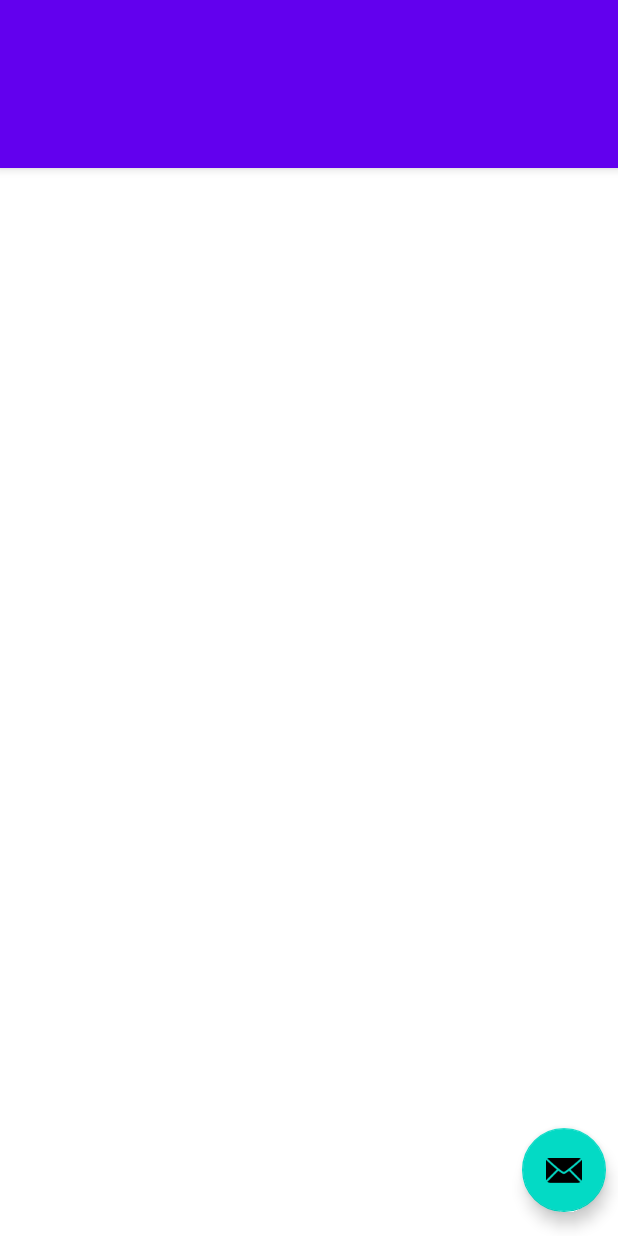
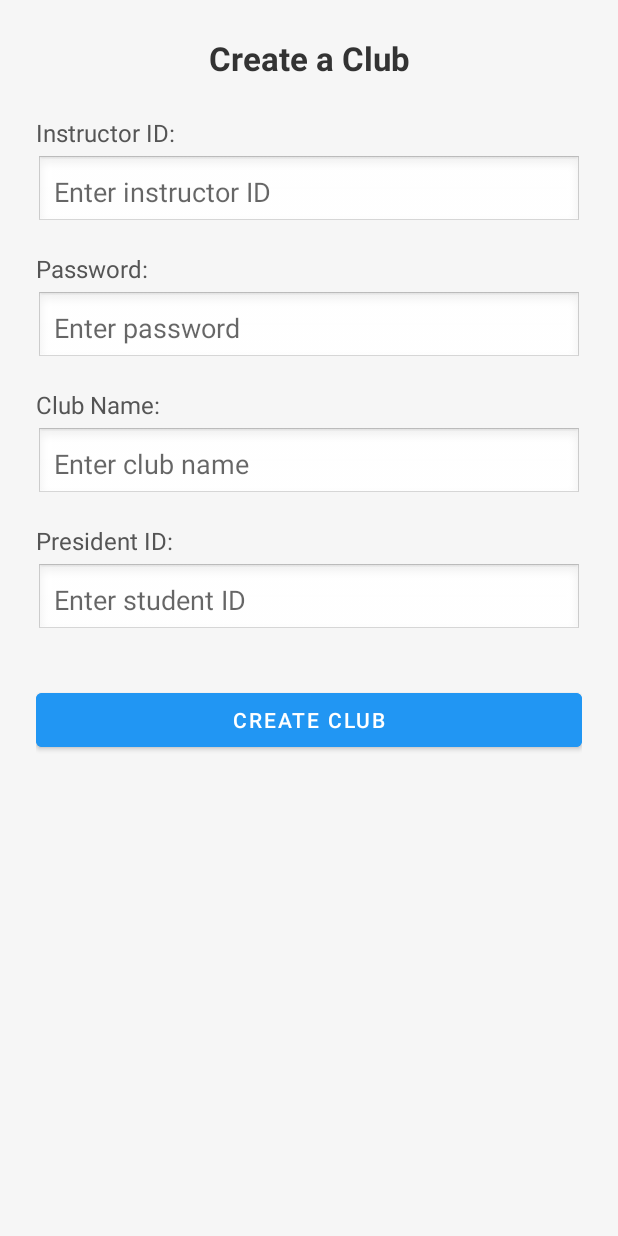
Before and after one commit to Stephen-Nuttall/Database-II-Project, an Android app: the layout activity_create_club.xml on its own in the app's theme, with its tools: preview values and no code run, on a phone screen of 412 x 824 dp. Run offline under Robolectric (Android 15) with nearby library versions, the phone set to English and light mode, and no system bars.

Commit message:
feat(api): add ClubApiService interface for create, join, leave club operations

```diff
--- a/Movies/app/src/main/java/com/example/movies/network/ClubApiService.java
+++ b/Movies/app/src/main/java/com/example/movies/network/ClubApiService.java
@@ -7,7 +7,7 @@ import retrofit2.http.Field;
 import retrofit2.http.FormUrlEncoded;
 import retrofit2.http.POST;
 
-public interface ApiService {
+public interface ClubApiService {
 
     @FormUrlEncoded
     @POST("join_club.php")
@@ -28,4 +28,13 @@ public interface ApiService {
             @Field("student_id") String studentId,
             @Field("password") String password
     );
+
+    @FormUrlEncoded
+    @POST("create_club.php")
+    Call<ClubResponse> createClub(
+            @Field("instructor_id") String instructorId,
+            @Field("password") String password,
+            @Field("club_name") String clubName,
+            @Field("president_id") String presidentId
+    );
 }
--- a/Movies/app/src/main/res/layout/activity_create_club.xml
+++ b/Movies/app/src/main/res/layout/activity_create_club.xml
@@ -1,33 +1,119 @@
 <?xml version="1.0" encoding="utf-8"?>
-<androidx.coordinatorlayout.widget.CoordinatorLayout xmlns:android="http://schemas.android.com/apk/res/android"
-    xmlns:app="http://schemas.android.com/apk/res-auto"
-    xmlns:tools="http://schemas.android.com/tools"
+<ScrollView xmlns:android="http://schemas.android.com/apk/res/android"
     android:layout_width="match_parent"
     android:layout_height="match_parent"
-    android:fitsSystemWindows="true"
-    tools:context=".ActivityCreateClub">
+    android:background="#F6F6F6"
+    android:padding="24dp">
 
-    <com.google.android.material.appbar.AppBarLayout
+    <LinearLayout
         android:layout_width="match_parent"
         android:layout_height="wrap_content"
-        android:fitsSystemWindows="true">
+        android:orientation="vertical">
 
-        <com.google.android.material.appbar.MaterialToolbar
-            android:id="@+id/toolbar"
+        <!-- Title -->
+        <TextView
             android:layout_width="match_parent"
-            android:layout_height="?attr/actionBarSize" />
+            android:layout_height="wrap_content"
+            android:text="Create a Club"
+            android:textAlignment="center"
+            android:textStyle="bold"
+            android:textSize="22sp"
+            android:textColor="#333333"
+            android:layout_marginBottom="24dp" />
 
-    </com.google.android.material.appbar.AppBarLayout>
+        <!-- Instructor ID -->
+        <TextView
+            android:layout_width="match_parent"
+            android:layout_height="wrap_content"
+            android:text="Instructor ID:"
+            android:textSize="16sp"
+            android:textColor="#555555"
+            android:layout_marginBottom="4dp" />
 
-    <include layout="@layout/content_activity_create_club" />
+        <EditText
+            android:id="@+id/editInstructorId"
+            android:layout_width="match_parent"
+            android:layout_height="wrap_content"
+            android:hint="Enter instructor ID"
+            android:background="@android:drawable/edit_text"
+            android:padding="12dp"
+            android:layout_marginBottom="16dp" />
 
-    <com.google.android.material.floatingactionbutton.FloatingActionButton
-        android:id="@+id/fab"
-        android:layout_width="wrap_content"
-        android:layout_height="wrap_content"
-        android:layout_gravity="bottom|end"
-        android:layout_marginEnd="@dimen/fab_margin"
-        android:layout_marginBottom="16dp"
-        app:srcCompat="@android:drawable/ic_dialog_email" />
+        <!-- Password -->
+        <TextView
+            android:layout_width="match_parent"
+            android:layout_height="wrap_content"
+            android:text="Password:"
+            android:textSize="16sp"
+            android:textColor="#555555"
+            android:layout_marginBottom="4dp" />
 
-</androidx.coordinatorlayout.widget.CoordinatorLayout>
+        <EditText
+            android:id="@+id/editPassword"
+            android:layout_width="match_parent"
+            android:layout_height="wrap_content"
+            android:hint="Enter password"
+            android:inputType="textPassword"
+            android:background="@android:drawable/edit_text"
+            android:padding="12dp"
+            android:layout_marginBottom="16dp" />
+
+        <!-- Club Name -->
+        <TextView
+            android:layout_width="match_parent"
+            android:layout_height="wrap_content"
+            android:text="Club Name:"
+            android:textSize="16sp"
+            android:textColor="#555555"
+            android:layout_marginBottom="4dp" />
+
+        <EditText
+            android:id="@+id/editClubName"
+            android:layout_width="match_parent"
+            android:layout_height="wrap_content"
+            android:hint="Enter club name"
+            android:background="@android:drawable/edit_text"
+            android:padding="12dp"
+            android:layout_marginBottom="16dp" />
+
+        <!-- President ID -->
+        <TextView
+            android:layout_width="match_parent"
+            android:layout_height="wrap_content"
+            android:text="President ID:"
+            android:textSize="16sp"
+            android:textColor="#555555"
+            android:layout_marginBottom="4dp" />
+
+        <EditText
+            android:id="@+id/editPresidentId"
+            android:layout_width="match_parent"
+            android:layout_height="wrap_content"
+            android:hint="Enter student ID"
+            android:background="@android:drawable/edit_text"
+            android:padding="12dp"
+            android:layout_marginBottom="24dp" />
+
+        <!-- Create Club Button -->
+        <Button
+            android:id="@+id/btnCreateClub"
+            android:layout_width="match_parent"
+            android:layout_height="wrap_content"
+            android:text="Create Club"
+            android:backgroundTint="#2196F3"
+            android:textColor="#FFFFFF"
+            android:layout_marginTop="8dp"
+            android:layout_marginBottom="16dp" />
+
+        <!-- Status Message -->
+        <TextView
+            android:id="@+id/tvMessage"
+            android:layout_width="match_parent"
+            android:layout_height="wrap_content"
+            android:text=""
+            android:textColor="#FF5722"
+            android:textSize="16sp"
+            android:gravity="center" />
+
+    </LinearLayout>
+</ScrollView>
```
